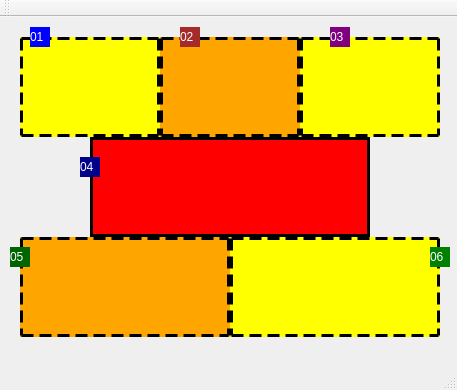
Qt form TrainServer/mainwindow.ui (Barbalho12/Train-Project) before a commit.
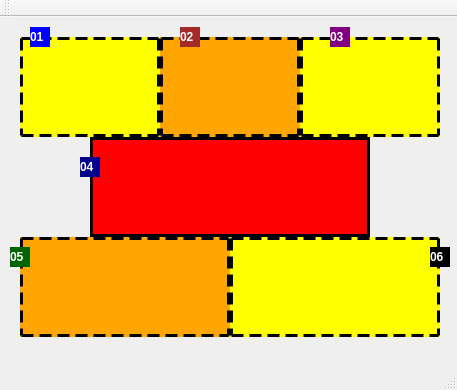
The same form after that commit.

Commit message: Ajustes dos labels

What changed in the file:
```diff
--- a/TrainServer/mainwindow.ui
+++ b/TrainServer/mainwindow.ui
@@ -125,6 +125,12 @@
       <height>20</height>
      </rect>
     </property>
+    <property name="font">
+     <font>
+      <weight>75</weight>
+      <bold>true</bold>
+     </font>
+    </property>
     <property name="styleSheet">
      <string notr="true">background-color:  blue;
 color:white;</string>
@@ -142,6 +148,12 @@
       <height>20</height>
      </rect>
     </property>
+    <property name="font">
+     <font>
+      <weight>75</weight>
+      <bold>true</bold>
+     </font>
+    </property>
     <property name="styleSheet">
      <string notr="true">background-color:  brown;
 color:white;</string>
@@ -159,6 +171,12 @@
       <height>20</height>
      </rect>
     </property>
+    <property name="font">
+     <font>
+      <weight>75</weight>
+      <bold>true</bold>
+     </font>
+    </property>
     <property name="styleSheet">
      <string notr="true">background-color:  purple;
 color:white;</string>
@@ -176,6 +194,12 @@
       <height>20</height>
      </rect>
     </property>
+    <property name="font">
+     <font>
+      <weight>75</weight>
+      <bold>true</bold>
+     </font>
+    </property>
     <property name="styleSheet">
      <string notr="true">background-color:  darkblue;
 color:white;</string>
@@ -193,8 +217,14 @@
       <height>20</height>
      </rect>
     </property>
+    <property name="font">
+     <font>
+      <weight>75</weight>
+      <bold>true</bold>
+     </font>
+    </property>
     <property name="styleSheet">
-     <string notr="true">background-color:  green;
+     <string notr="true">background-color:  black;
 color:white;</string>
     </property>
     <property name="text">
@@ -210,6 +240,12 @@
       <height>20</height>
      </rect>
     </property>
+    <property name="font">
+     <font>
+      <weight>75</weight>
+      <bold>true</bold>
+     </font>
+    </property>
     <property name="styleSheet">
      <string notr="true">background-color:  darkgreen;
 color:white;</string>
```
